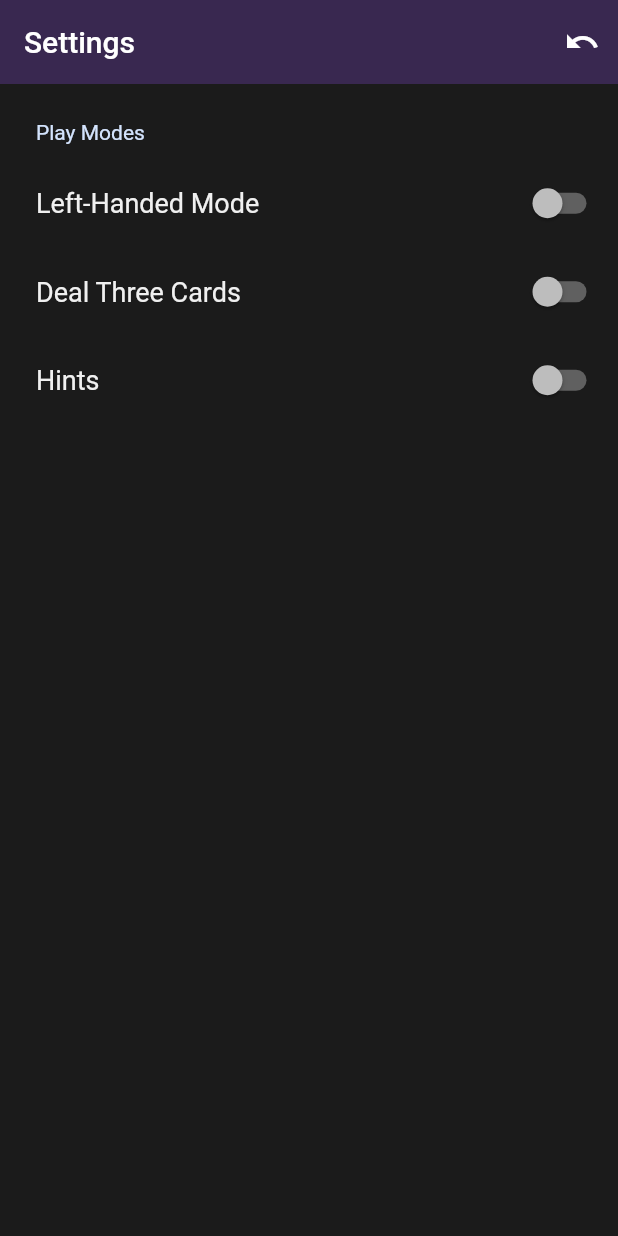
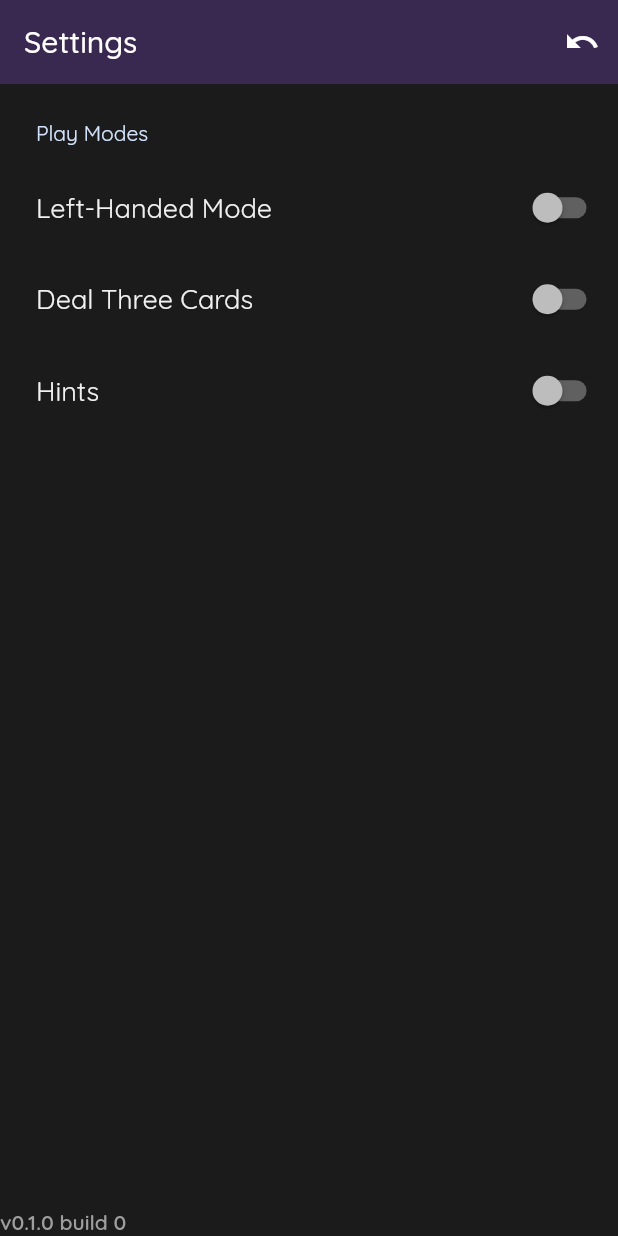
Before and after one commit to bensherriff/simplySolitaire, a Flutter app: the screen it shows after launch, after a tap on "Settings", on a phone screen of 412 x 824 dp. Run offline on Flutter 3.47's test engine with Material 2 defaults, Android fonts, the phone set to English and light mode, and no system bars; drawn by our look-alikes of settings_ui; our stand-ins replace get, get_storage, google_fonts, package_info_plus.

Commit message:
Style and layout changes

```diff
--- a/lib/game_timer.dart
+++ b/lib/game_timer.dart
@@ -2,6 +2,7 @@ import 'dart:async';
 
 import 'package:flutter/material.dart';
 import 'package:get/get.dart';
+import 'package:google_fonts/google_fonts.dart';
 
 class GameTimer {
   final _duration = const Duration().obs;
@@ -45,7 +46,7 @@ class GameTimer {
   Widget buildTime() {
     return Text(
       time(),
-      style: const TextStyle(
+      style: GoogleFonts.quicksand(
           fontWeight: FontWeight.bold,
           color: Colors.white
       ),
--- a/lib/screens/grid_dashboard.dart
+++ b/lib/screens/grid_dashboard.dart
@@ -5,7 +5,6 @@ import 'package:solitaire/screens/game_screen.dart';
 import 'package:solitaire/screens/klondike_screen.dart';
 import 'package:solitaire/screens/settings_screen.dart';
 import 'package:solitaire/screens/spider_screen.dart';
-import 'package:solitaire/utilities.dart';
 
 class GridDashboard extends StatefulWidget {
   const GridDashboard({Key? key}): super(key: key);
@@ -27,14 +26,14 @@ class GridDashboardState extends State<GridDashboard> {
     menuItems.add(MenuItem(
       title: "Klondike",
       subtitle: gameSeedSubtitle(klondikeScreen),
-      backgroundColor: const Color(0xFF357960),
+      // backgroundColor: const Color(0xFF357960),
       image: "assets/cards/spades.png",
       screen: klondikeScreen
     ));
     menuItems.add(MenuItem(
       title: "Spider",
       subtitle: "Coming Soon!",
-      backgroundColor: const Color(0xFF0a9396),
+      // backgroundColor: const Color(0xFF0a9396),
       image: "assets/cards/diamonds.png",
         screen: spiderScreen,
       disabled: true
@@ -42,7 +41,7 @@ class GridDashboardState extends State<GridDashboard> {
     menuItems.add(MenuItem(
       title: "FreeCell",
       subtitle: "Coming Soon!",
-      backgroundColor: const Color(0xFF357960),
+      // backgroundColor: const Color(0xFF357960),
       image: "assets/cards/hearts.png",
       screen: spiderScreen,
       disabled: true
@@ -50,7 +49,7 @@ class GridDashboardState extends State<GridDashboard> {
     menuItems.add(MenuItem(
       title: "Pyramid",
       subtitle: "Coming Soon!",
-      backgroundColor: const Color(0xFF0a9396),
+      // backgroundColor: const Color(0xFF0a9396),
       image: "assets/cards/clubs.png",
       screen: spiderScreen,
       disabled: true
@@ -58,7 +57,7 @@ class GridDashboardState extends State<GridDashboard> {
     menuItems.add(MenuItem(
       title: "TriPeaks",
       subtitle: "Coming Soon!",
-      backgroundColor: const Color(0xFF357960),
+      // backgroundColor: const Color(0xFF357960),
       image: "assets/cards/spades.png",
       screen: spiderScreen,
       disabled: true
@@ -110,13 +109,13 @@ class GridDashboardState extends State<GridDashboard> {
                 showDialog(
                   context: context,
                   builder: (BuildContext context) {
-                    return alert(menuItem);
+                    return alert(menuItem.screen as GameScreen);
                   }
                 );
               }: () {
                 Get.to(() => menuItem.screen);
               },
-              child: Column(
+              child: menuItem.title.isNotEmpty || menuItem.subtitle.isNotEmpty? Column(
                 mainAxisAlignment: MainAxisAlignment.center,
                 children: <Widget>[
                   Image.asset(
@@ -124,7 +123,7 @@ class GridDashboardState extends State<GridDashboard> {
                     width: 42,
                   ),
                   const SizedBox(height: 8),
-                  Text(menuItem.title, style: GoogleFonts.openSans(
+                  Text(menuItem.title, style: GoogleFonts.quicksand(
                       textStyle: const TextStyle(
                           color: Colors.white,
                           fontSize: 28,
@@ -132,7 +131,7 @@ class GridDashboardState extends State<GridDashboard> {
                       )
                   )),
                   const SizedBox(height: 8),
-                  Text(menuItem.subtitle, style: GoogleFonts.openSans(
+                  Text(menuItem.subtitle, style: GoogleFonts.quicksand(
                       textStyle: const TextStyle(
                           color: Colors.white38,
                           fontSize: 16,
@@ -140,6 +139,11 @@ class GridDashboardState extends State<GridDashboard> {
                       )
                   )),
                 ],
+              ): Center(
+                child: Image.asset(
+                  menuItem.image,
+                  width: 100,
+                ),
               ),
             ),
           );
@@ -149,22 +153,22 @@ class GridDashboardState extends State<GridDashboard> {
   }
 }
 
-Widget alert(MenuItem menuItem) {
+Widget alert(GameScreen gameScreen) {
   return AlertDialog(
     backgroundColor: Colors.transparent,
     content: Container(
-      constraints: const BoxConstraints(
+      constraints: BoxConstraints(
         minHeight: 5,
-        maxHeight: 220
+        maxHeight: gameScreen.initialized? 220 : 100
       ),
       child: Column(
         mainAxisAlignment: MainAxisAlignment.center,
         children: <Widget>[
-          continueGameButton(menuItem.screen as GameScreen),
+          continueGameButton(gameScreen),
           const SizedBox(height: 20),
-          newGameButton(menuItem.screen as GameScreen),
+          newGameButton(gameScreen),
           const SizedBox(height: 20),
-          restartGameButton(menuItem.screen as GameScreen)
+          restartGameButton(gameScreen)
         ],
       )
     )
@@ -173,13 +177,7 @@ Widget alert(MenuItem menuItem) {
 
 Widget newGameButton(GameScreen gameScreen) {
   return ElevatedButton(
-    onPressed: () => {
-      gameScreen.newGame()
-      // gameScreen.timer.resetTimer(),
-      // gameScreen.initialized = false,
-      // gameScreen.seed = -1,
-      // Get.to(() => gameScreen)
-    },
+    onPressed: () => gameScreen.newGame(),
     style: buttonStyle(),
     child: Text("New Game", style: buttonTextStyle())
   );
@@ -188,9 +186,7 @@ Widget newGameButton(GameScreen gameScreen) {
 Widget continueGameButton(GameScreen gameScreen) {
   if (gameScreen.initialized) {
     return ElevatedButton(
-      onPressed: () => {
-        Get.to(() => gameScreen)
-      },
+      onPressed: () => Get.to(() => gameScreen),
       style: buttonStyle(),
       child: Text("Continue", style: buttonTextStyle()),
     );
@@ -202,12 +198,7 @@ Widget continueGameButton(GameScreen gameScreen) {
 Widget restartGameButton(GameScreen gameScreen) {
   if (gameScreen.initialized && gameScreen.seed != -1) {
     return ElevatedButton(
-        onPressed: () => {
-          gameScreen.restartGame()
-          // gameScreen.timer.resetTimer(),
-          // gameScreen.initialized = false,
-          // Get.to(() => gameScreen)
-        },
+        onPressed: () => gameScreen.restartGame(),
         style: buttonStyle(),
         child: Text('Restart', style: buttonTextStyle())
     );
@@ -217,18 +208,19 @@ Widget restartGameButton(GameScreen gameScreen) {
 }
 
 TextStyle buttonTextStyle() {
-  return GoogleFonts.openSans(
-    textStyle: TextStyle(
-      color: Utilities.buttonTextColor,
-      fontSize: 42,
-      fontWeight: FontWeight.bold
+  return GoogleFonts.quicksand(
+    textStyle: const TextStyle(
+      color: Colors.white,
+      fontSize: 38,
+      fontWeight: FontWeight.w400
     )
   );
 }
 
 ButtonStyle buttonStyle() {
   return ElevatedButton.styleFrom(
-    backgroundColor: Utilities.buttonBackgroundColor,
+    minimumSize: const Size(230, 60),
+    backgroundColor: const Color(0xFF55688a),
     shape: RoundedRectangleBorder(
         borderRadius: BorderRadius.circular(30.0)
     ),
@@ -244,9 +236,9 @@ class MenuItem {
   bool disabled;
 
   MenuItem({
-    required this.title,
+    this.title = '',
     this.subtitle = '',
-    required this.backgroundColor,
+    this.backgroundColor = const Color(0xFF55688a),
     required this.image,
     required this.screen,
     this.disabled = false,
--- a/lib/screens/home.dart
+++ b/lib/screens/home.dart
@@ -1,6 +1,5 @@
 import 'package:flutter/material.dart';
 import 'package:google_fonts/google_fonts.dart';
-import 'package:package_info_plus/package_info_plus.dart';
 import 'package:solitaire/screens/grid_dashboard.dart';
 
 class Home extends StatefulWidget {
@@ -18,63 +17,53 @@ class HomeState extends State<Home> {
   @override
   Widget build(BuildContext context) {
     return Scaffold(
-      backgroundColor: const Color(0xff392850),
-      body: Column(
-        children: <Widget>[
-          const SizedBox(
-            height: 90,
-          ),
-          Padding(
-            padding: const EdgeInsets.only(left: 16, right: 16),
-            child: Row(
-              mainAxisAlignment: MainAxisAlignment.spaceBetween,
-              children: <Widget>[
-                Column(
-                  crossAxisAlignment: CrossAxisAlignment.start,
-                  children: <Widget>[
-                    Text("Simply Solitaire", style: GoogleFonts.openSans(
+      appBar: AppBar(
+        backgroundColor: const Color(0xff2a114d),
+        bottomOpacity: 0,
+        elevation: 0,
+        automaticallyImplyLeading: false,
+        title: Stack(
+          children: [
+            Center(
+              child: Text("Simply Solitaire", style: GoogleFonts.quicksand(
                   textStyle: const TextStyle(
                       color: Colors.white,
                       fontSize: 36,
-                            fontWeight: FontWeight.bold
+                      fontWeight: FontWeight.w400
                   )
               )),
-                    const SizedBox(height: 4),
-                    FutureBuilder<PackageInfo>(
-                      future: PackageInfo.fromPlatform(),
-                      builder: (context, snapshot) {
-                        switch (snapshot.connectionState) {
-                          case ConnectionState.done:
-                            return Align(
-                              alignment: Alignment.bottomLeft,
-                              child: Text(
-                                'v${snapshot.data!.version} build ${snapshot.data!.buildNumber}',
-                                style: const TextStyle(
-                                  color: Colors.grey,
-                                  fontSize: 14,
-                                  fontWeight: FontWeight.w600
-                              )),
-                            );
-                          default:
-                            return const SizedBox();
-                        }
-                      },
+            ),
+            Positioned(
+              top: 0,
+              right: -10,
+              child: IconButton(
+                padding: const EdgeInsets.only(),
+                alignment: Alignment.center,
+                icon: const Icon(Icons.emoji_events, color: Colors.amberAccent, size: 38),
+                onPressed: () {},
               )
+            ),
+          ],
+        ),
+      ),
+      body: Container(
+        decoration: const BoxDecoration(
+          gradient: LinearGradient(
+            begin: Alignment.topCenter,
+            end: Alignment.bottomCenter,
+            colors: [
+              Color(0xff2a114d),
+              Color(0xff392850),
+              Color(0xff2a114d),
+            ]
+          )
+        ),
+        child: const Column(
+            children: <Widget>[
+              SizedBox(height: 40),
+              GridDashboard()
             ]
         ),
-                IconButton(
-                  alignment: Alignment.center,
-                  icon: const Icon(Icons.emoji_events, color: Colors.amberAccent, size: 46),
-                  onPressed: () {},
-                )
-              ],
-            )
-          ),
-          const SizedBox(
-            height: 40
-          ),
-          const GridDashboard()
-        ]
       )
     );
   }
--- a/lib/screens/settings_screen.dart
+++ b/lib/screens/settings_screen.dart
@@ -1,5 +1,6 @@
 import 'package:flutter/material.dart';
 import 'package:get/get.dart';
+import 'package:google_fonts/google_fonts.dart';
 import 'package:logging/logging.dart';
 import 'package:package_info_plus/package_info_plus.dart';
 import 'package:settings_ui/settings_ui.dart';
@@ -45,7 +46,7 @@ class SettingsScreenState extends State<SettingsScreen> {
       appBar: AppBar(
        backgroundColor: Colors.transparent,
         elevation: 0,
-        title: const Text("Settings"),
+        title: Text("Settings", style: GoogleFonts.quicksand()),
         actions: <Widget>[
           IconButton(
             icon: const Icon(
@@ -64,10 +65,10 @@ class SettingsScreenState extends State<SettingsScreen> {
           SettingsList(
             sections: [
               SettingsSection(
-                title: const Text('Play Modes'),
+                title: Text('Play Modes', style: GoogleFonts.quicksand()),
                 tiles: [
                   SettingsTile.switchTile(
-                    title: const Text('Left-Handed Mode'),
+                    title: Text('Left-Handed Mode', style: GoogleFonts.quicksand()),
                     initialValue: leftHandMode,
                     onToggle: (value) {
                       Utilities.writeData('leftHandMode', value).then((value) => setState(() {
@@ -77,7 +78,7 @@ class SettingsScreenState extends State<SettingsScreen> {
                     }
                   ),
                   SettingsTile.switchTile(
-                    title: const Text('Deal Three Cards'),
+                    title: Text('Deal Three Cards', style: GoogleFonts.quicksand()),
                     initialValue: dealThree,
                     onToggle: (value) {
                       Utilities.writeData('dealThree', value).then((value) => setState(() {
@@ -86,7 +87,7 @@ class SettingsScreenState extends State<SettingsScreen> {
                     }
                   ),
                   SettingsTile.switchTile(
-                    title: const Text('Hints'),
+                    title: Text('Hints', style: GoogleFonts.quicksand()),
                     initialValue: hints,
                     onToggle: (value) {
                       Utilities.writeData('hints', value).then((value) => setState(() {
@@ -98,6 +99,27 @@ class SettingsScreenState extends State<SettingsScreen> {
               )
             ],
           ),
+          FutureBuilder<PackageInfo>(
+            future: PackageInfo.fromPlatform(),
+            builder: (context, snapshot) {
+              switch (snapshot.connectionState) {
+                case ConnectionState.done:
+                  return Align(
+                    alignment: Alignment.bottomLeft,
+                    child: Text(
+                      'v${snapshot.data!.version} build ${snapshot.data!.buildNumber}',
+                      style: GoogleFonts.quicksand(
+                        color: Colors.grey,
+                        fontSize: 14,
+                        fontWeight: FontWeight.w600
+                      )
+                    ),
+                  );
+                default:
+                  return const SizedBox();
+              }
+            },
+          )
         ],
       )
     );
```
Also changed, not shown: lib/main.dart (+8 -0 lines), lib/playing_card.dart (+9 -6 lines), lib/screens/game_screen.dart (+25 -8 lines), lib/screens/klondike_screen.dart (+13 -11 lines), lib/screens/spider_screen.dart (+9 -3 lines). Lines whose indentation alone changed are shown as unchanged.
